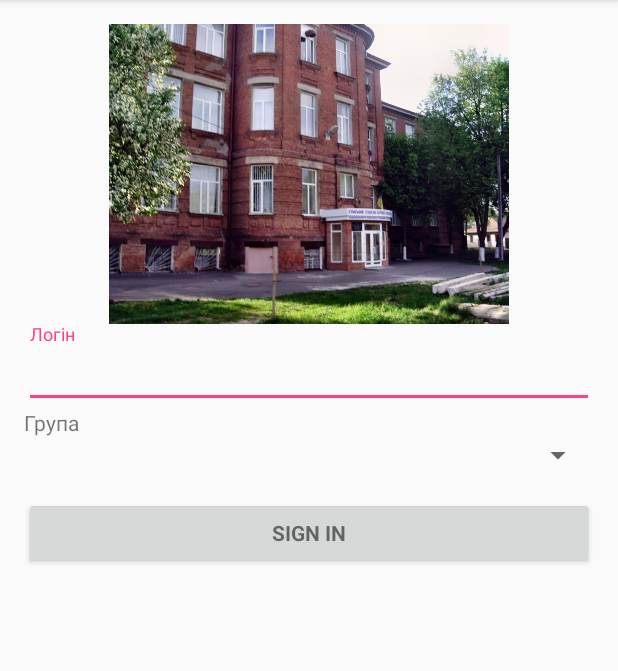
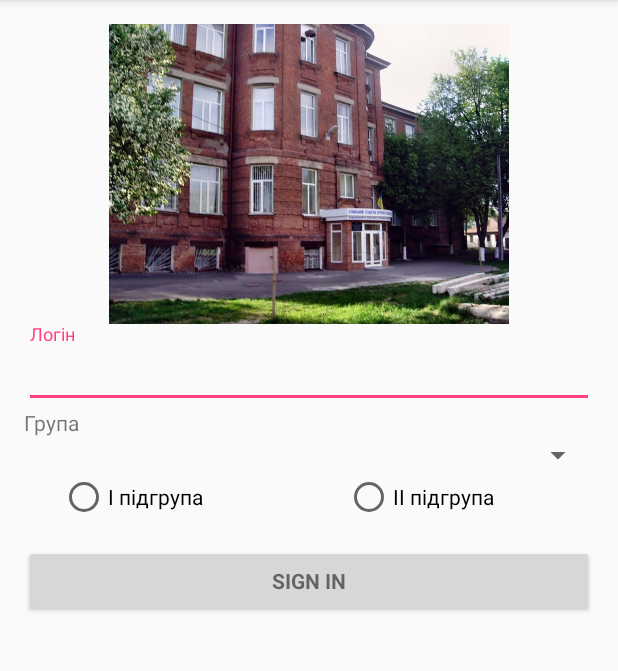
Before and after one commit to Miroshni4enko/Diplom, an Android app: the screen it shows after launch (LoginActivity), on a phone screen of 412 x 824 dp, the part 84-755 px from its top. Run offline under Robolectric (Android 15) with nearby library versions, the phone set to English and light mode, and no system bars; 2 statements that could not run were skipped.

Commit message:
add fix login page and add rozklad

```diff
--- a/app/src/main/java/ua/sumy/sttp/diplom/LoginActivity.java
+++ b/app/src/main/java/ua/sumy/sttp/diplom/LoginActivity.java
@@ -11,6 +11,7 @@ import android.widget.ArrayAdapter;
 import android.widget.Button;
 import android.widget.EditText;
 import android.widget.ListView;
+import android.widget.RadioButton;
 import android.widget.Spinner;
 
 import org.json.JSONArray;
@@ -23,18 +24,21 @@ public class LoginActivity extends AppCompatActivity implements View.OnClickList
     Button signIn ;
     EditText loginText;
     //EditText groupText;
-    String login;
+     String  login;
     String group;
+    String subgroup;
     private String selection;
     SharedPreferences sharedPreferences;
     final static String  SAVE_LOGIN= "SAVE_LOGIN";
     final static String  SAVE_GROUP= "SAVE_GROUP";
+    final static String  SAVE_SUBGROUP= "SAVE_SUBGROUP";
     //public static String JsonURL;
     private static ArrayList<String> myBooks;
     private static final String FIRST = "firstname";
     Spinner spinner;
     public ListView listView;
     String json;
+    String jsonParam;
     @Override
     protected void onCreate(Bundle savedInstanceState) {
         super.onCreate(savedInstanceState);
@@ -42,6 +46,21 @@ public class LoginActivity extends AppCompatActivity implements View.OnClickList
         getSignByPreference();
         signIn = (Button) findViewById(R.id.signIn);
         loginText = (EditText) findViewById(R.id.login);
+        View.OnClickListener radioListener = new View.OnClickListener() {
+            @Override
+            public void onClick(View v) {
+                // TODO Auto-generated method stub
+                RadioButton rb = (RadioButton)v;
+                switch (rb.getId()) {
+                    case R.id.subgroup1:subgroup = "1";
+                        break;
+                    case R.id.subgroup2: subgroup = "2";
+                        break;
+                    default:
+                        break;
+                }
+            }
+        };
         //groupText = (EditText) findViewById(R.id.group);
         signIn.setOnClickListener(this);
         if(!login.equals("pustoy")){
@@ -50,8 +69,14 @@ public class LoginActivity extends AppCompatActivity implements View.OnClickList
         }
 
          RequestTask requestTask = new RequestTask(this);
+        //RequestTaskWithParam requestTask1 = new RequestTaskWithParam(this);
         try {
-            json = requestTask.execute("http://data.stpp.sumy.ua/rozklad/json_replacement.php").get();
+            json = requestTask.execute("http://data.stpp.sumy.ua/rozklad/group.php").get();
+            //nameValuePairs.add(new BasicNameValuePair("date", "18.06.2014"));
+            //пароль
+            //nameValuePairs.add(new BasicNameValuePair("group", "Е-22"));
+            //nameValuePairs.add(new BasicNameValuePair("subgroup", "1"));
+          //  jsonParam = requestTask1.execute("http://data.stpp.sumy.ua/rozklad/json_replacement.php?date=08.06.2016&group=%D5-117&subgroup=1").get();
         } catch (InterruptedException e) {
             e.printStackTrace();
         } catch (ExecutionException e) {
@@ -59,6 +84,11 @@ public class LoginActivity extends AppCompatActivity implements View.OnClickList
         }
         //Установка слушателя для выпадающего списка
         spinner = (Spinner) findViewById(R.id.cities_spinner);
+        RadioButton sub1 = (RadioButton)findViewById(R.id.subgroup1);
+        sub1.setOnClickListener(radioListener);
+
+        RadioButton sub2 = (RadioButton)findViewById(R.id.subgroup2);
+        sub2.setOnClickListener(radioListener);
         //listView = (ListView) findViewById(R.id.list);
         //name = (TextView) findViewById(R.id.name);
         System.out.println("this");
@@ -71,11 +101,18 @@ public class LoginActivity extends AppCompatActivity implements View.OnClickList
         //Log.e("error",json + "dddddd"+test);
         spinner.setOnItemSelectedListener(this);
         //передаем в метод парсинга
+        //JSONWithParam(jsonParam);
         JSONURL(json);
         if(!group.equals("pustoy")){
             ArrayAdapter adapter = (ArrayAdapter) spinner.getAdapter();
             int position = adapter.getPosition(group);
             spinner.setSelection(position);
+            if(subgroup.equals("1")) {
+                sub1.setChecked(true);
+            }else if(subgroup.equals("2")){
+                sub2.setChecked(true);
+            }
+
         }
     }
 
@@ -87,7 +124,8 @@ public class LoginActivity extends AppCompatActivity implements View.OnClickList
                 saveSign();
                 Intent intent = new Intent(this, MainActivity.class);
                 intent.putExtra(SAVE_LOGIN, loginText.getText().toString());
-               intent.putExtra(SAVE_GROUP, selection);
+                intent.putExtra(SAVE_GROUP, selection);
+                intent.putExtra(SAVE_SUBGROUP,subgroup);
                 startActivity(intent);
             }
         }
@@ -98,6 +136,7 @@ public class LoginActivity extends AppCompatActivity implements View.OnClickList
         SharedPreferences.Editor ed = sharedPreferences.edit();
         ed.putString(SAVE_LOGIN, loginText.getText().toString());
         ed.putString(SAVE_GROUP, selection);
+        ed.putString(SAVE_SUBGROUP,subgroup);
         ed.commit();
         Log.d("save","text saved" + loginText.getText().toString());
     }
@@ -106,6 +145,7 @@ public class LoginActivity extends AppCompatActivity implements View.OnClickList
 
         login = sharedPreferences.getString(LoginActivity.SAVE_LOGIN,"pustoy");
         group = sharedPreferences.getString(LoginActivity.SAVE_GROUP,"pustoy");
+        subgroup =sharedPreferences.getString(SAVE_SUBGROUP,"pustoy");
         Log.d("load","text load" + login);
     }
 
--- a/app/src/main/java/ua/sumy/sttp/diplom/RequestTask.java
+++ b/app/src/main/java/ua/sumy/sttp/diplom/RequestTask.java
@@ -4,18 +4,12 @@ import android.app.ProgressDialog;
 import android.os.AsyncTask;
 import android.util.Log;
 
-import org.apache.http.NameValuePair;
 import org.apache.http.client.ResponseHandler;
-import org.apache.http.client.entity.UrlEncodedFormEntity;
-import org.apache.http.client.methods.HttpPost;
+import org.apache.http.client.methods.HttpGet;
 import org.apache.http.impl.client.BasicResponseHandler;
 import org.apache.http.impl.client.DefaultHttpClient;
-import org.apache.http.message.BasicNameValuePair;
 
-import java.util.ArrayList;
-import java.util.List;
-
-public class RequestTask extends AsyncTask<String, String, String> {
+ public class RequestTask extends AsyncTask<String, String, String> {
     String response;
     private ProgressDialog dialog;
     LoginActivity loginActivity;
@@ -32,18 +26,18 @@ public class RequestTask extends AsyncTask<String, String, String> {
             DefaultHttpClient hc = new DefaultHttpClient();
             ResponseHandler<String> res = new BasicResponseHandler();
             //он у нас будет посылать post запрос
-            HttpPost postMethod = new HttpPost(params[0]);
+            HttpGet httpGet = new HttpGet(params[0]);
             //будем передавать два параметра
-            List<NameValuePair> nameValuePairs = new ArrayList<NameValuePair>(2);
+            //List<NameValuePair> nameValuePairs = new ArrayList<NameValuePair>(2);
             //передаем параметры из наших текстбоксов
             //лоигн
-            nameValuePairs.add(new BasicNameValuePair("date", "07.06.2016"));
+            //nameValuePairs.add(new BasicNameValuePair("login", login.getText().toString()));
             //пароль
-            nameValuePairs.add(new BasicNameValuePair("group", "Х-117"));
-            nameValuePairs.add(new BasicNameValuePair("subgroup", "1"));
+            //nameValuePairs.add(new BasicNameValuePair("pass", pass.getText().toString()));
             //собераем их вместе и посылаем на сервер
-            postMethod.setEntity(new UrlEncodedFormEntity(nameValuePairs));
-            response = hc.execute(postMethod, res);
+            //postMethod.setEntity(new UrlEncodedFormEntity(nameValuePairs));
+            //получаем ответ от сервера
+            response = hc.execute(httpGet, res);
             //посылаем на вторую активность полученные параметры
             /*Intent intent = new Intent(MainActivity.this, SecondActivity.class)
             intent.putExtra(SecondActivity.JsonURL, response.toString());
--- a/app/src/main/res/layout/activity_login.xml
+++ b/app/src/main/res/layout/activity_login.xml
@@ -39,6 +39,31 @@
         android:id="@+id/cities_spinner"
         android:layout_width="match_parent"
         android:layout_height="wrap_content" />
+
+
+    <RadioGroup
+        android:id="@+id/radioGroup1"
+        android:layout_width="fill_parent"
+        android:layout_height="wrap_content"
+
+        android:orientation="horizontal" >
+    <RadioButton
+        android:id="@+id/subgroup1"
+        android:layout_width="fill_parent"
+        android:layout_height="wrap_content"
+        android:layout_marginLeft="24dp"
+        android:layout_weight="1"
+        android:text="I підгрупа"/>
+    <RadioButton
+        android:id="@+id/subgroup2"
+        android:layout_width="fill_parent"
+        android:layout_height="wrap_content"
+        android:layout_marginLeft="24dp"
+        android:layout_weight="1"
+        android:text="II підгрупа"/>
+
+    </RadioGroup>
+
     <Button
         style="?android:textAppearanceSmall"
         android:id="@+id/signIn"
--- a/app/src/main/res/layout/app_bar_main.xml
+++ b/app/src/main/res/layout/app_bar_main.xml
@@ -6,7 +6,6 @@
     android:layout_height="match_parent"
     android:fitsSystemWindows="true"
     tools:context="ua.sumy.sttp.diplom.MainActivity">
-
     <android.support.design.widget.AppBarLayout
         android:layout_width="match_parent"
         android:layout_height="wrap_content"
@@ -21,7 +20,8 @@
 
     </android.support.design.widget.AppBarLayout>
 
-    <include layout="@layout/content_main" />
+    <include layout="@layout/content_main"
+        />
 
     <android.support.design.widget.FloatingActionButton
         android:id="@+id/fab"
--- a/app/src/main/res/layout/content_main.xml
+++ b/app/src/main/res/layout/content_main.xml
@@ -12,5 +12,4 @@
     tools:context="ua.sumy.sttp.diplom.MainActivity"
     tools:showIn="@layout/app_bar_main"
     android:id="@+id/container">
-
 </FrameLayout>
--- a/app/src/main/res/menu/main_drawer.xml
+++ b/app/src/main/res/menu/main_drawer.xml
@@ -5,7 +5,7 @@
         <item
             android:id="@+id/nav_camera"
             android:icon="@drawable/ic_menu_camera"
-            android:title="@string/import_item" />
+            android:title="@string/rozklad" />
         <item
             android:id="@+id/nav_gallery"
             android:icon="@drawable/ic_menu_gallery"
--- a/app/src/main/res/values/strings.xml
+++ b/app/src/main/res/values/strings.xml
@@ -31,4 +31,5 @@
     </string>
     <string name="sign_ip">Sign in</string>
     <string name="group">Група</string>
+    <string name="rozklad">Розклад на завтра</string>
 </resources>
```
Also changed, not shown: app/src/main/java/ua/sumy/sttp/diplom/CodingToWindows1251.java (added, +25 -0 lines), app/src/main/java/ua/sumy/sttp/diplom/MainActivity.java (+16 -8 lines), app/src/main/java/ua/sumy/sttp/diplom/RequestTaskWithParam.java (added, +82 -0 lines), app/src/main/java/ua/sumy/sttp/diplom/fragments/FragmentImport.java (deleted, +0 -110 lines), app/src/main/java/ua/sumy/sttp/diplom/fragments/FragmentRozklad.java (added, +194 -0 lines), app/src/main/res/layout/fragment_rozklad.xml (renamed from app/src/main/res/layout/fragment_import.xml, +6 -6 lines), app/src/main/res/layout/list.xml (added, +26 -0 lines).
